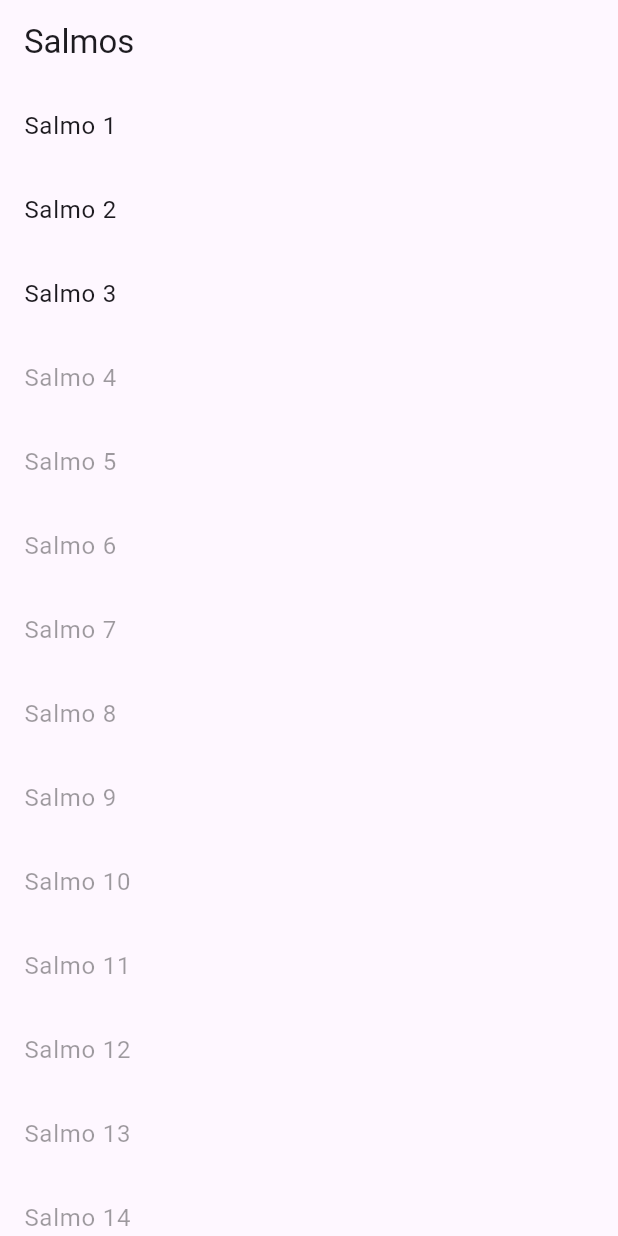
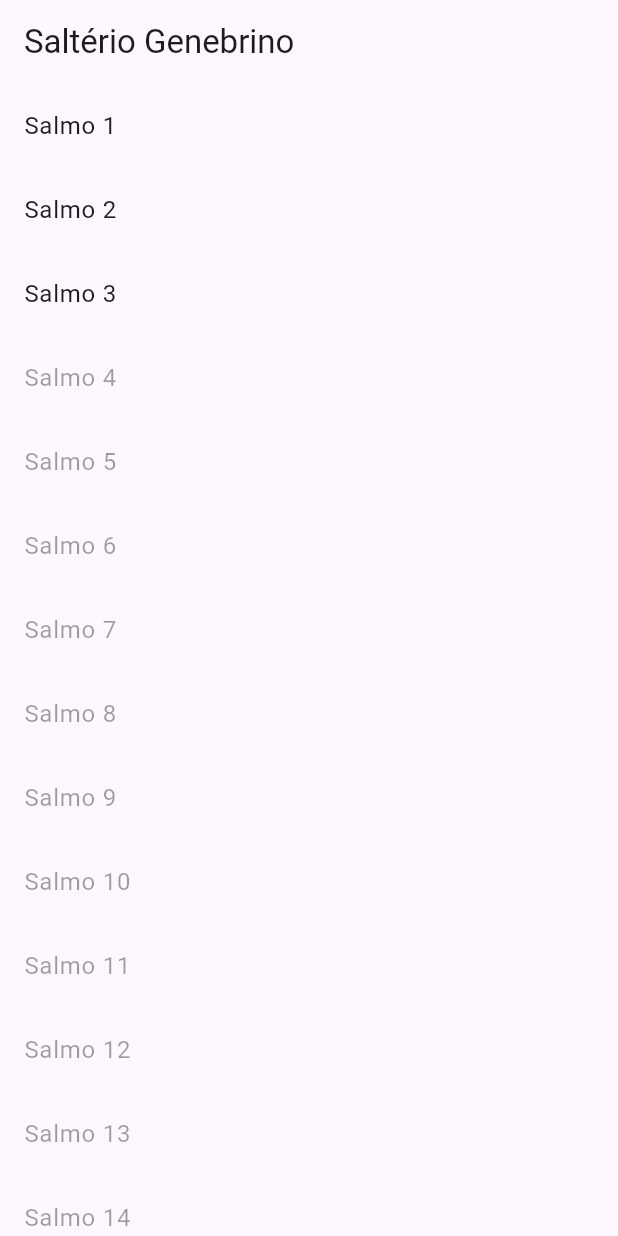
Before and after one commit to mateusmeloxyz/salterio, a Flutter app: the screen it shows after launch, on a phone screen of 412 x 824 dp. Run offline on Flutter 3.47's test engine with Material 3 defaults, Android fonts, the light colour scheme and no system bars.

Commit message:
Update app name, remove mainapp

```diff
--- a/lib/main.dart
+++ b/lib/main.dart
@@ -12,21 +12,6 @@ void main() {
   );
 }
 
-class MainApp extends StatelessWidget {
-  const MainApp({super.key});
-
-  @override
-  Widget build(BuildContext context) {
-    return const MaterialApp(
-      home: Scaffold(
-        body: Center(
-          child: Text('Hello World!'),
-        ),
-      ),
-    );
-  }
-}
-
 class SalmosScreen extends StatelessWidget {
   // Requiring the list of salmos.
   const SalmosScreen({super.key, required this.salmos});
@@ -37,7 +22,7 @@ class SalmosScreen extends StatelessWidget {
   Widget build(BuildContext context) {
     return Scaffold(
       appBar: AppBar(
-        title: const Text('Salmos'),
+        title: const Text('Saltério Genebrino'),
       ),
       //passing in the ListView.builder
       body: ListView.builder(
```
